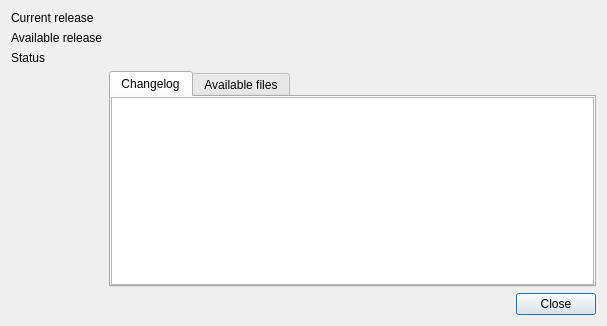
The window that src/gui/dialogs/formupdate.ui (martinrotter/textosaurus) describes before a commit, drawn with Qt 5.
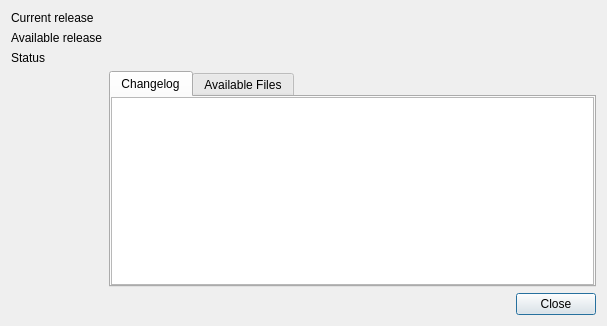
The same window after the commit. Custom widgets are drawn as their Qt base class.

```diff
--- a/src/gui/dialogs/formupdate.ui
+++ b/src/gui/dialogs/formupdate.ui
@@ -121,7 +121,7 @@
        </widget>
        <widget class="QWidget" name="tabFiles">
         <attribute name="title">
-         <string>Available files</string>
+         <string>Available Files</string>
         </attribute>
         <layout class="QVBoxLayout" name="verticalLayout_3">
          <property name="leftMargin">
```
